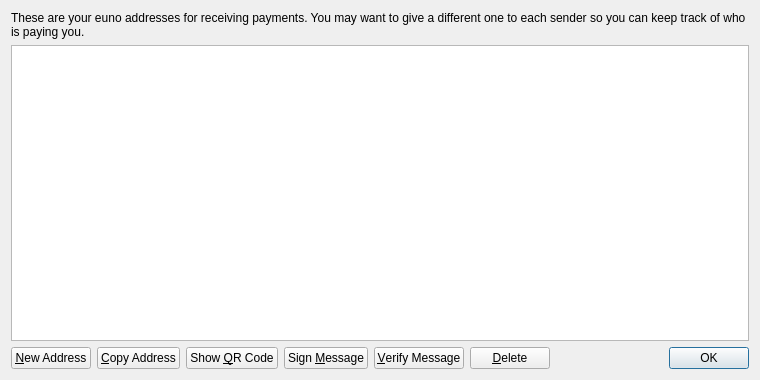
First picture: the form in src/qt/forms/addressbookpage.ui, repository Euno/eunowallet, before the edit.
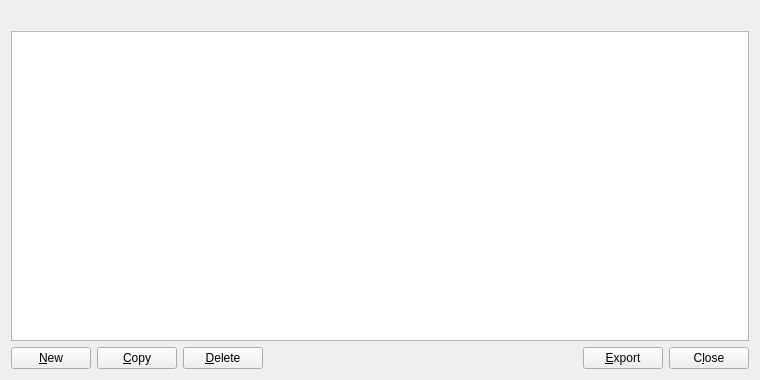
Second picture: the form after the edit. Icons and pictures are not drawn.

Diff of the .ui file:
```diff
--- a/src/qt/forms/addressbookpage.ui
+++ b/src/qt/forms/addressbookpage.ui
@@ -16,9 +16,6 @@
   <layout class="QVBoxLayout" name="verticalLayout">
    <item>
     <widget class="QLabel" name="labelExplanation">
-     <property name="text">
-      <string>These are your euno addresses for receiving payments. You may want to give a different one to each sender so you can keep track of who is paying you.</string>
-     </property>
      <property name="textFormat">
       <enum>Qt::PlainText</enum>
      </property>
@@ -29,6 +26,43 @@
    </item>
    <item>
     <widget class="QTableView" name="tableView">
+     <property name="palette">
+      <palette>
+       <active>
+        <colorrole role="Text">
+         <brush brushstyle="SolidPattern">
+          <color alpha="255">
+           <red>51</red>
+           <green>51</green>
+           <blue>51</blue>
+          </color>
+         </brush>
+        </colorrole>
+       </active>
+       <inactive>
+        <colorrole role="Text">
+         <brush brushstyle="SolidPattern">
+          <color alpha="255">
+           <red>51</red>
+           <green>51</green>
+           <blue>51</blue>
+          </color>
+         </brush>
+        </colorrole>
+       </inactive>
+       <disabled>
+        <colorrole role="Text">
+         <brush brushstyle="SolidPattern">
+          <color alpha="255">
+           <red>85</red>
+           <green>85</green>
+           <blue>85</blue>
+          </color>
+         </brush>
+        </colorrole>
+       </disabled>
+      </palette>
+     </property>
      <property name="contextMenuPolicy">
       <enum>Qt::CustomContextMenu</enum>
      </property>
@@ -38,6 +72,9 @@
      <property name="tabKeyNavigation">
       <bool>false</bool>
      </property>
+     <property name="alternatingRowColors">
+      <bool>true</bool>
+     </property>
      <property name="selectionMode">
       <enum>QAbstractItemView::SingleSelection</enum>
      </property>
@@ -60,7 +97,14 @@
         <string>Create a new address</string>
        </property>
        <property name="text">
-        <string>&amp;New Address</string>
+        <string>&amp;New</string>
+       </property>
+       <property name="icon">
+        <iconset resource="../pivx.qrc">
+         <normaloff>:/icons/add</normaloff>:/icons/add</iconset>
+       </property>
+       <property name="autoDefault">
+        <bool>false</bool>
        </property>
       </widget>
      </item>
@@ -70,45 +114,32 @@
         <string>Copy the currently selected address to the system clipboard</string>
        </property>
        <property name="text">
-        <string>&amp;Copy Address</string>
+        <string>&amp;Copy</string>
        </property>
-      </widget>
-     </item>
-     <item>
-      <widget class="QPushButton" name="showQRCode">
-       <property name="text">
-        <string>Show &amp;QR Code</string>
+       <property name="icon">
+        <iconset resource="../pivx.qrc">
+         <normaloff>:/icons/editcopy</normaloff>:/icons/editcopy</iconset>
        </property>
-      </widget>
-     </item>
-     <item>
-      <widget class="QPushButton" name="signMessage">
-       <property name="toolTip">
-        <string>Sign a message to prove you own a euno address</string>
+       <property name="autoDefault">
+        <bool>false</bool>
        </property>
-       <property name="text">
-        <string>Sign &amp;Message</string>
-       </property>
       </widget>
      </item>
      <item>
-      <widget class="QPushButton" name="verifyMessage">
-       <property name="toolTip">
-        <string>Verify a message to ensure it was signed with a specified euno address</string>
-       </property>
-       <property name="text">
-        <string>&amp;Verify Message</string>
-       </property>
-      </widget>
-     </item>
-     <item>
-      <widget class="QPushButton" name="deleteButton">
+      <widget class="QPushButton" name="deleteAddress">
        <property name="toolTip">
         <string>Delete the currently selected address from the list</string>
        </property>
        <property name="text">
         <string>&amp;Delete</string>
        </property>
+       <property name="icon">
+        <iconset resource="../pivx.qrc">
+         <normaloff>:/icons/remove</normaloff>:/icons/remove</iconset>
+       </property>
+       <property name="autoDefault">
+        <bool>false</bool>
+       </property>
       </widget>
      </item>
      <item>
@@ -125,15 +156,35 @@
       </spacer>
      </item>
      <item>
-      <widget class="QDialogButtonBox" name="buttonBox">
+      <widget class="QPushButton" name="exportButton">
+       <property name="toolTip">
+        <string>Export the data in the current tab to a file</string>
+       </property>
+       <property name="text">
+        <string>&amp;Export</string>
+       </property>
+       <property name="icon">
+        <iconset resource="../pivx.qrc">
+         <normaloff>:/icons/export</normaloff>:/icons/export</iconset>
+       </property>
+       <property name="autoDefault">
+        <bool>false</bool>
+       </property>
+      </widget>
+     </item>
+     <item>
+      <widget class="QPushButton" name="closeButton">
        <property name="sizePolicy">
-        <sizepolicy hsizetype="Maximum" vsizetype="Fixed">
+        <sizepolicy hsizetype="Minimum" vsizetype="Minimum">
          <horstretch>0</horstretch>
          <verstretch>0</verstretch>
         </sizepolicy>
        </property>
-       <property name="standardButtons">
-        <set>QDialogButtonBox::Ok</set>
+       <property name="text">
+        <string>C&amp;lose</string>
+       </property>
+       <property name="autoDefault">
+        <bool>false</bool>
        </property>
       </widget>
      </item>
```
Left out of the diff: 11 changed lines with no effect on the pictures.
